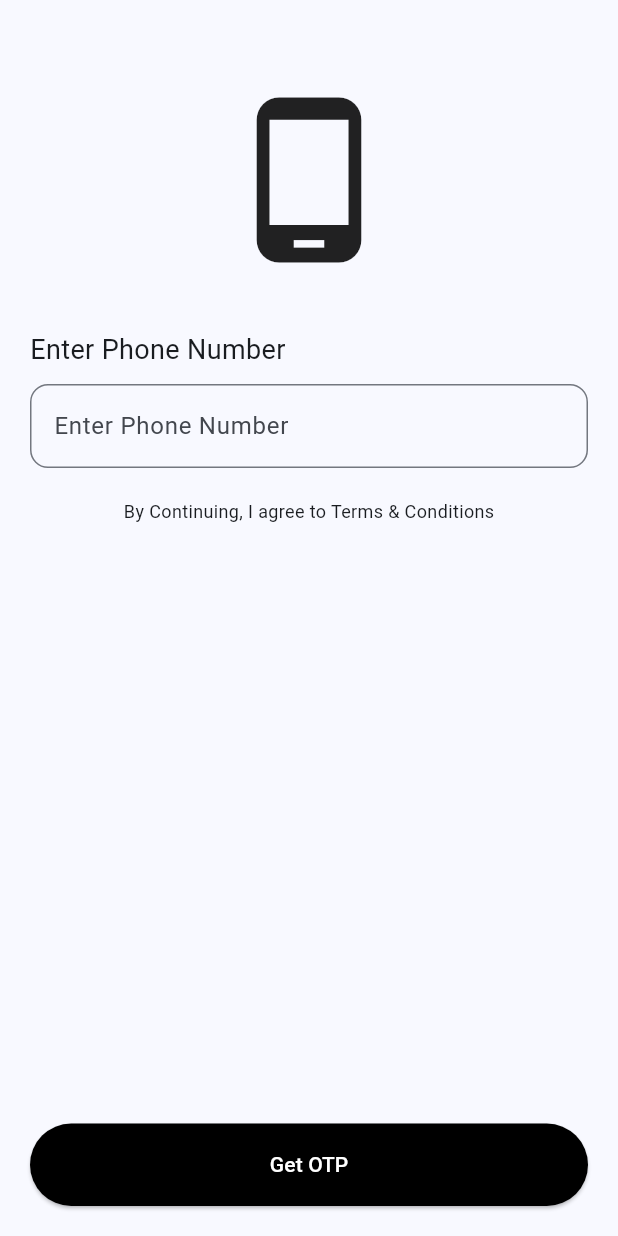
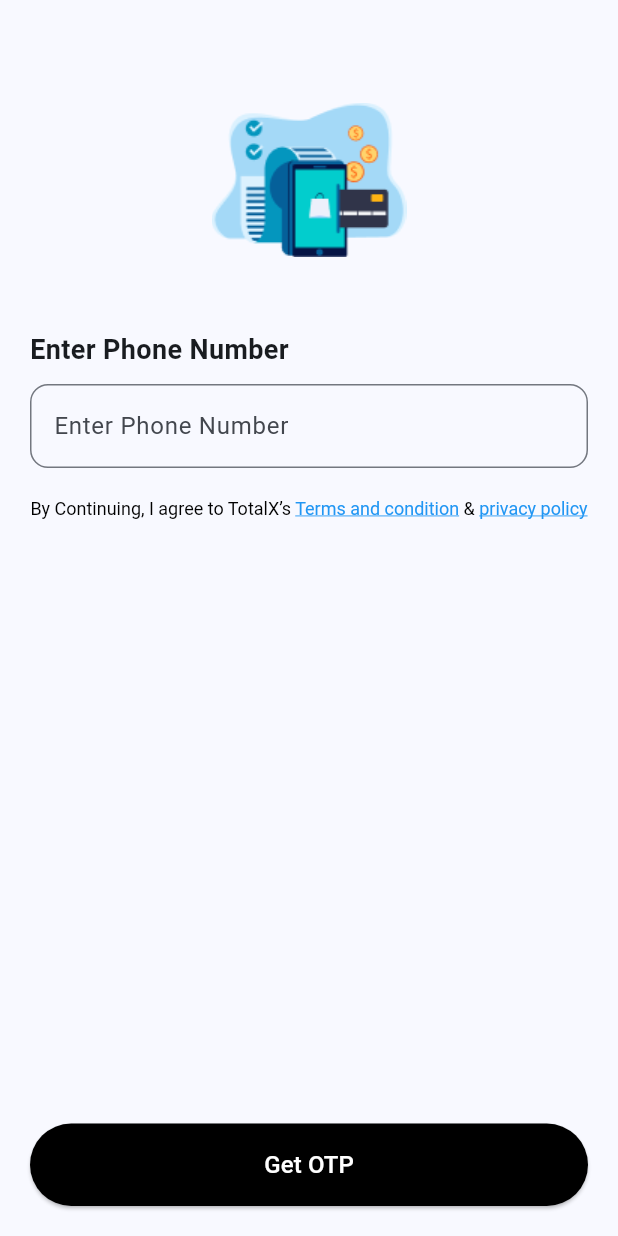
Before and after one commit to JamsheedOzzr/totalx_task, a Flutter app: the screen it shows after launch, on a phone screen of 412 x 824 dp. Run offline on Flutter 3.47's test engine with Material 3 defaults, Android fonts, the phone set to English and light mode, and no system bars; our stand-ins replace image_picker, pinput; missing offline and left inert: sendotp_flutter_sdk.

Commit message:
changed to og icon png and ui bugs

```diff
--- a/lib/main.dart
+++ b/lib/main.dart
@@ -3,6 +3,7 @@ import 'package:provider/provider.dart';
 import 'controllers/auth_controller.dart';
 import 'controllers/user_controller.dart';
 import 'views/auth/login_screen.dart';
+import 'views/splash/splash_screen.dart';
 import 'package:sendotp_flutter_sdk/sendotp_flutter_sdk.dart';
 
 void main() {
@@ -33,7 +34,7 @@ class MyApp extends StatelessWidget {
         colorScheme: ColorScheme.fromSeed(seedColor: Colors.blue),
         useMaterial3: true,
       ),
-      home: const LoginScreen(),
+      home: const SplashScreen(),
     );
   }
 }
--- /dev/null
+++ b/lib/utils/app_images.dart
@@ -0,0 +1,5 @@
+class AppImages {
+  static const String loginIllustration = 'assets/images/login_illustration.png';
+  static const String otpIllustration = 'assets/images/otp_illustration.png';
+  static const String userPlaceholder = 'assets/images/user_placeholder.png';
+}
--- a/lib/views/auth/login_screen.dart
+++ b/lib/views/auth/login_screen.dart
@@ -1,7 +1,10 @@
 import 'package:flutter/material.dart';
+import 'package:flutter/gestures.dart';
+import 'package:flutter/services.dart';
 import 'package:provider/provider.dart';
 import '../../controllers/auth_controller.dart';
 import 'otp_screen.dart';
+import '../../utils/app_images.dart';
 
 class LoginScreen extends StatefulWidget {
   const LoginScreen({super.key});
@@ -23,26 +26,42 @@ class _LoginScreenState extends State<LoginScreen> {
   Future<void> _submit() async {
     if (_formKey.currentState!.validate()) {
       final authController = context.read<AuthController>();
-
       final phone = _phoneController.text.trim();
-
       final apiErrorMsg = await authController.sendOTP(phone);
-
       if (!mounted) return;
-
       if (apiErrorMsg == null) {
-        // Success
         Navigator.push(
           context,
           MaterialPageRoute(builder: (_) => const OTPScreen()),
         );
       } else {
-        // Show specific error from MSG91
         ScaffoldMessenger.of(context).showSnackBar(
           SnackBar(content: Text(apiErrorMsg)),
         );
       }
     }
+  }
+
+  void _showTermsDialog() {
+    showDialog(
+      context: context,
+      builder: (context) => AlertDialog(
+        title: const Text("Terms & Conditions"),
+        content: const SingleChildScrollView(
+          child: Text(
+            "Welcome to TotalX. By using this application, you agree to comply with our usage policies. "
+            "We prioritize your data security and privacy in all our attendance and user management services. "
+            "TotalX reserves the right to update these terms to reflect service improvements.",
+          ),
+        ),
+        actions: [
+          TextButton(
+            onPressed: () => Navigator.pop(context),
+            child: const Text("Close"),
+          ),
+        ],
+      ),
+    );
   }
 
   @override
@@ -61,23 +80,21 @@ class _LoginScreenState extends State<LoginScreen> {
                     child: Column(
                       children: [
                         const SizedBox(height: 40),
-
-                        /// 🔹 Replace with your image
-                        const Icon(Icons.phone_android, size: 120),
-
+                        Image.asset(AppImages.loginIllustration, height: 120),
                         const SizedBox(height: 40),
-
                         const Align(
                           alignment: Alignment.centerLeft,
                           child: Text("Enter Phone Number",
-                              style: TextStyle(fontSize: 18)),
+                              style: TextStyle(fontSize: 18, fontWeight: FontWeight.bold)),
                         ),
-
                         const SizedBox(height: 10),
-
                         TextFormField(
                           controller: _phoneController,
                           keyboardType: TextInputType.phone,
+                          inputFormatters: [
+                            FilteringTextInputFormatter.digitsOnly,
+                            LengthLimitingTextInputFormatter(10),
+                          ],
                           validator: (value) {
                             if (value == null || value.isEmpty) {
                               return "Please enter a phone number";
@@ -94,17 +111,31 @@ class _LoginScreenState extends State<LoginScreen> {
                             ),
                           ),
                         ),
-
                         const SizedBox(height: 20),
-
-                        const Text(
-                          "By Continuing, I agree to Terms & Conditions",
-                          style: TextStyle(fontSize: 12),
+                        Center(
+                          child: RichText(
+                            textAlign: TextAlign.center,
+                            text: TextSpan(
+                              text: "By Continuing, I agree to TotalX’s ",
+                              style: const TextStyle(fontSize: 12, color: Colors.black),
+                              children: [
+                                TextSpan(
+                                  text: "Terms and condition",
+                                  style: const TextStyle(color: Colors.blue, decoration: TextDecoration.underline),
+                                  recognizer: TapGestureRecognizer()..onTap = _showTermsDialog,
+                                ),
+                                const TextSpan(text: " & "),
+                                TextSpan(
+                                  text: "privacy policy",
+                                  style: const TextStyle(color: Colors.blue, decoration: TextDecoration.underline),
+                                  recognizer: TapGestureRecognizer()..onTap = _showTermsDialog,
+                                ),
+                              ],
+                            ),
+                          ),
                         ),
-
                         const Spacer(),
                         const SizedBox(height: 20),
-
                         Consumer<AuthController>(
                           builder: (context, authController, _) {
                             return ElevatedButton(
@@ -119,7 +150,7 @@ class _LoginScreenState extends State<LoginScreen> {
                               onPressed: authController.isLoading ? null : _submit,
                               child: authController.isLoading
                                 ? const CircularProgressIndicator(color: Colors.white)
-                                : const Text("Get OTP"),
+                                : const Text("Get OTP", style: TextStyle(fontSize: 16)),
                             );
                           }
                         ),
--- a/lib/views/home/home_screen.dart
+++ b/lib/views/home/home_screen.dart
@@ -95,7 +95,7 @@ class _HomeScreenState extends State<HomeScreen> {
       backgroundColor: Colors.grey[200],
       floatingActionButton: FloatingActionButton(
         backgroundColor: Colors.black,
-        child: const Icon(Icons.add),
+        child: const Icon(Icons.add, color: Colors.white),
         onPressed: () {
           Navigator.push(
             context,
@@ -148,7 +148,7 @@ class _HomeScreenState extends State<HomeScreen> {
                         context.read<UserController>().setSearchQuery(val);
                       },
                       decoration: InputDecoration(
-                        hintText: "search by name",
+                        hintText: "Search by Name",
                         border: OutlineInputBorder(
                           borderRadius: BorderRadius.circular(30),
                         ),
--- a/lib/views/widgets/user_card.dart
+++ b/lib/views/widgets/user_card.dart
@@ -1,6 +1,7 @@
 import 'dart:io';
 import 'package:flutter/material.dart';
 import '../../models/user_model.dart';
+import '../../utils/app_images.dart';
 
 class UserCard extends StatelessWidget {
   final UserModel user;
@@ -29,12 +30,9 @@ class UserCard extends StatelessWidget {
         children: [
           CircleAvatar(
             radius: 25,
-            backgroundImage: imageProvider,
-            child: user.imageUrl.isEmpty ? const Icon(Icons.person) : null,
+            backgroundImage: imageProvider ?? const AssetImage(AppImages.userPlaceholder),
           ),
-
           const SizedBox(width: 10),
-
           Column(
             crossAxisAlignment: CrossAxisAlignment.start,
             children: [
```
Also changed, not shown: lib/controllers/auth_controller.dart (+2 -12 lines), lib/controllers/user_controller.dart (+1 -6 lines), lib/views/auth/otp_screen.dart (+58 -31 lines), lib/views/home/add_user_screen.dart (+11 -13 lines), lib/views/splash/splash_screen.dart (added, +83 -0 lines), pubspec.yaml (+9 -3 lines), assets/images/login_illustration.png (added), assets/images/otp_illustration.png (added), assets/images/user_placeholder.png (added), pubspec.lock, 28 other files.
